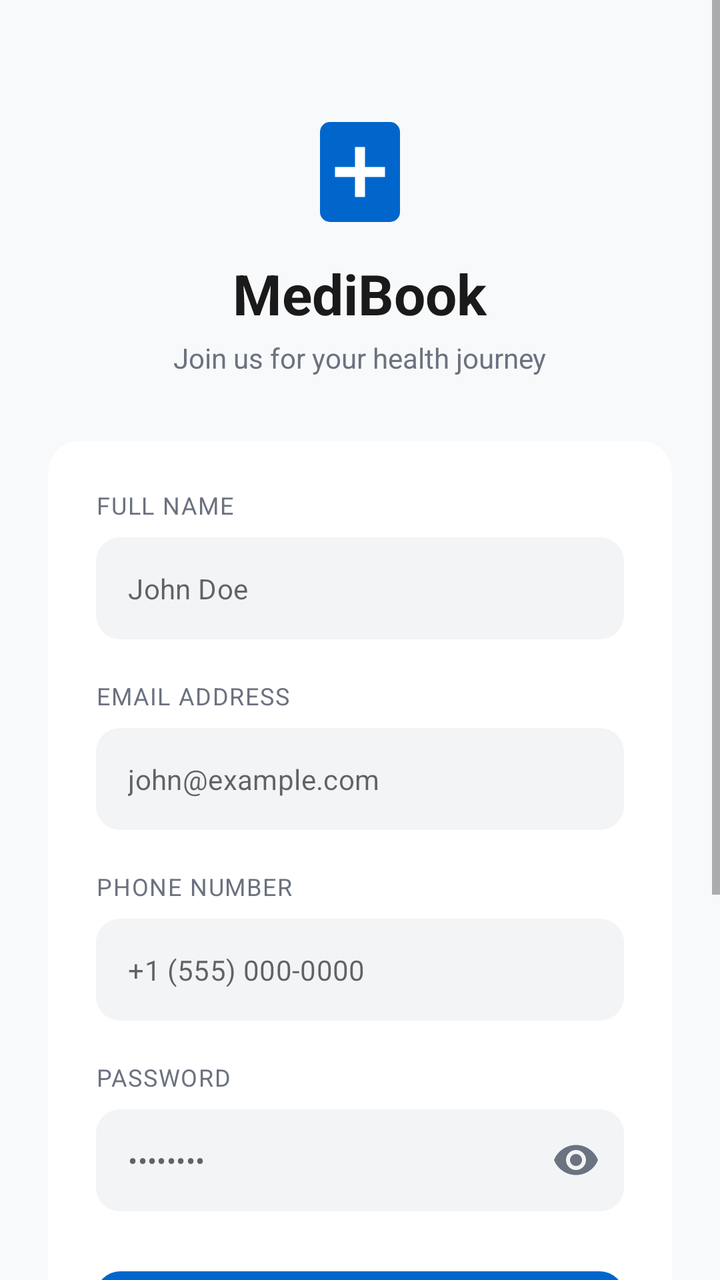
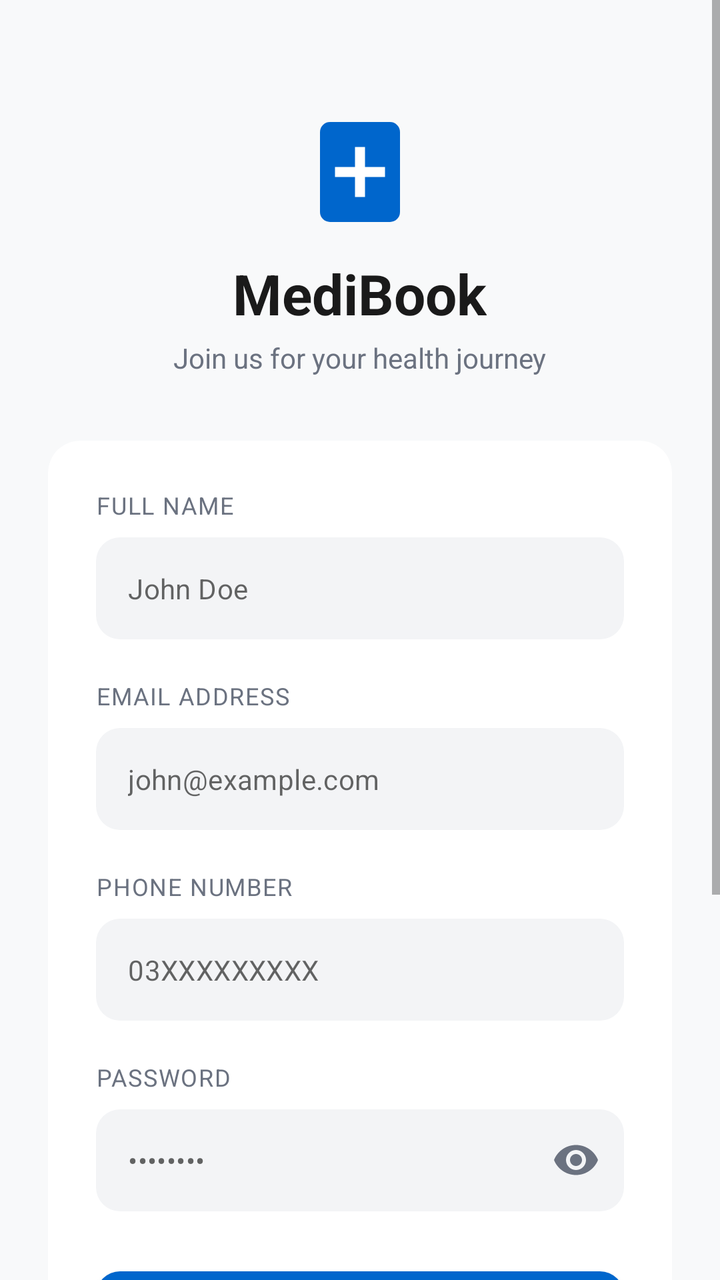

The first picture is an Android layout as it rendered before a commit; the second is the same layout after the commit. The layout source and the unified diff follow.
<!-- AndroidManifest.xml: application theme Theme.MediBook -->
<!-- res/layout/activity_signup.xml -->
<?xml version="1.0" encoding="utf-8"?>
<ScrollView xmlns:android="http://schemas.android.com/apk/res/android"
    xmlns:app="http://schemas.android.com/apk/res-auto"
    android:layout_width="match_parent"
    android:layout_height="match_parent"
    android:background="#F8F9FA"
    android:fillViewport="true">

    <LinearLayout
        android:layout_width="match_parent"
        android:layout_height="wrap_content"
        android:orientation="vertical"
        android:gravity="center"
        android:padding="24dp">

        
        <LinearLayout
            android:layout_width="wrap_content"
            android:layout_height="wrap_content"
            android:orientation="vertical"
            android:gravity="center"
            android:layout_marginBottom="32dp"
            android:layout_marginTop="32dp">

            <ImageView
                android:layout_width="60dp"
                android:layout_height="60dp"
                android:src="@drawable/ic_medical_kit"
                android:scaleType="centerInside"
                android:contentDescription="MediBook Logo" />

            <TextView
                android:layout_width="wrap_content"
                android:layout_height="wrap_content"
                android:text="MediBook"
                android:textSize="28sp"
                android:textStyle="bold"
                android:textColor="#1A1A1A"
                android:layout_marginTop="12dp" />

            <TextView
                android:layout_width="wrap_content"
                android:layout_height="wrap_content"
                android:text="Join us for your health journey"
                android:textSize="14sp"
                android:textColor="#6B7280"
                android:layout_marginTop="4dp" />
        </LinearLayout>

        
        <androidx.cardview.widget.CardView
            android:layout_width="match_parent"
            android:layout_height="wrap_content"
            app:cardCornerRadius="16dp"
            app:cardElevation="0dp"
            app:cardBackgroundColor="#FFFFFF">

            <LinearLayout
                android:layout_width="match_parent"
                android:layout_height="wrap_content"
                android:orientation="vertical"
                android:padding="24dp">

                
                <TextView
                    android:layout_width="match_parent"
                    android:layout_height="wrap_content"
                    android:text="FULL NAME"
                    android:textSize="12sp"
                    android:textColor="#6B7280"
                    android:letterSpacing="0.05"
                    android:layout_marginBottom="8dp" />

                <com.google.android.material.textfield.TextInputLayout
                    android:layout_width="match_parent"
                    android:layout_height="wrap_content"
                    android:layout_marginBottom="20dp"
                    style="@style/Widget.MaterialComponents.TextInputLayout.FilledBox"
                    app:boxCornerRadiusTopStart="12dp"
                    app:boxCornerRadiusTopEnd="12dp"
                    app:boxCornerRadiusBottomStart="12dp"
                    app:boxCornerRadiusBottomEnd="12dp"
                    app:boxBackgroundColor="#F3F4F6"
                    app:boxStrokeWidth="0dp"
                    app:boxStrokeWidthFocused="0dp"
                    app:hintEnabled="false">

                    <com.google.android.material.textfield.TextInputEditText
                        android:id="@+id/nameEditText"
                        android:layout_width="match_parent"
                        android:layout_height="wrap_content"
                        android:hint="John Doe"
                        android:inputType="textPersonName"
                        android:textSize="14sp"
                        android:paddingTop="16dp"
                        android:paddingBottom="16dp" />
                </com.google.android.material.textfield.TextInputLayout>

                
                <TextView
                    android:layout_width="match_parent"
                    android:layout_height="wrap_content"
                    android:text="EMAIL ADDRESS"
                    android:textSize="12sp"
                    android:textColor="#6B7280"
                    android:letterSpacing="0.05"
                    android:layout_marginBottom="8dp" />

                <com.google.android.material.textfield.TextInputLayout
                    android:layout_width="match_parent"
                    android:layout_height="wrap_content"
                    android:layout_marginBottom="20dp"
                    style="@style/Widget.MaterialComponents.TextInputLayout.FilledBox"
                    app:boxCornerRadiusTopStart="12dp"
                    app:boxCornerRadiusTopEnd="12dp"
                    app:boxCornerRadiusBottomStart="12dp"
                    app:boxCornerRadiusBottomEnd="12dp"
                    app:boxBackgroundColor="#F3F4F6"
                    app:boxStrokeWidth="0dp"
                    app:boxStrokeWidthFocused="0dp"
                    app:hintEnabled="false">

                    <com.google.android.material.textfield.TextInputEditText
                        android:id="@+id/emailEditText"
                        android:layout_width="match_parent"
                        android:layout_height="wrap_content"
                        android:hint="john@example.com"
                        android:inputType="textEmailAddress"
                        android:textSize="14sp"
                        android:paddingTop="16dp"
                        android:paddingBottom="16dp" />
                </com.google.android.material.textfield.TextInputLayout>

                
                <TextView
                    android:layout_width="match_parent"
                    android:layout_height="wrap_content"
                    android:text="PHONE NUMBER"
                    android:textSize="12sp"
                    android:textColor="#6B7280"
                    android:letterSpacing="0.05"
                    android:layout_marginBottom="8dp" />

                <com.google.android.material.textfield.TextInputLayout
                    android:layout_width="match_parent"
                    android:layout_height="wrap_content"
                    android:layout_marginBottom="20dp"
                    style="@style/Widget.MaterialComponents.TextInputLayout.FilledBox"
                    app:boxCornerRadiusTopStart="12dp"
                    app:boxCornerRadiusTopEnd="12dp"
                    app:boxCornerRadiusBottomStart="12dp"
                    app:boxCornerRadiusBottomEnd="12dp"
                    app:boxBackgroundColor="#F3F4F6"
                    app:boxStrokeWidth="0dp"
                    app:boxStrokeWidthFocused="0dp"
                    app:hintEnabled="false">

                    <com.google.android.material.textfield.TextInputEditText
                        android:id="@+id/phoneEditText"
                        android:layout_width="match_parent"
                        android:layout_height="wrap_content"
                        android:hint="+1 (555) 000-0000"
                        android:inputType="phone"
                        android:textSize="14sp"
                        android:paddingTop="16dp"
                        android:paddingBottom="16dp" />
                </com.google.android.material.textfield.TextInputLayout>

                
                <TextView
                    android:layout_width="match_parent"
                    android:layout_height="wrap_content"
                    android:text="PASSWORD"
                    android:textSize="12sp"
                    android:textColor="#6B7280"
                    android:letterSpacing="0.05"
                    android:layout_marginBottom="8dp" />

                <com.google.android.material.textfield.TextInputLayout
                    android:layout_width="match_parent"
                    android:layout_height="wrap_content"
                    android:layout_marginBottom="24dp"
                    style="@style/Widget.MaterialComponents.TextInputLayout.FilledBox"
                    app:boxCornerRadiusTopStart="12dp"
                    app:boxCornerRadiusTopEnd="12dp"
                    app:boxCornerRadiusBottomStart="12dp"
                    app:boxCornerRadiusBottomEnd="12dp"
                    app:boxBackgroundColor="#F3F4F6"
                    app:boxStrokeWidth="0dp"
                    app:boxStrokeWidthFocused="0dp"
                    app:hintEnabled="false"
                    app:passwordToggleEnabled="true"
                    app:passwordToggleTint="#6B7280">

                    <com.google.android.material.textfield.TextInputEditText
                        android:id="@+id/passwordEditText"
                        android:layout_width="match_parent"
                        android:layout_height="wrap_content"
                        android:hint="••••••••"
                        android:inputType="textPassword"
                        android:textSize="14sp"
                        android:paddingTop="16dp"
                        android:paddingBottom="16dp" />
                </com.google.android.material.textfield.TextInputLayout>

                
                <com.google.android.material.button.MaterialButton
                    android:id="@+id/signupButton"
                    android:layout_width="match_parent"
                    android:layout_height="56dp"
                    android:text="Create Account"
                    android:textSize="16sp"
                    android:textStyle="bold"
                    android:textColor="#FFFFFF"
                    app:backgroundTint="#0066CC"
                    app:cornerRadius="12dp"
                    app:elevation="0dp"
                    android:layout_marginBottom="20dp" />

                
                <LinearLayout
                    android:layout_width="match_parent"
                    android:layout_height="wrap_content"
                    android:orientation="horizontal"
                    android:gravity="center_vertical"
                    android:layout_marginBottom="20dp">

                    <View
                        android:layout_width="0dp"
                        android:layout_height="1dp"
                        android:layout_weight="1"
                        android:background="#E5E7EB" />

                    <TextView
                        android:layout_width="wrap_content"
                        android:layout_height="wrap_content"
                        android:text="OR CONTINUE WITH"
                        android:textSize="11sp"
                        android:textColor="#6B7280"
                        android:letterSpacing="0.08"
                        android:layout_marginStart="12dp"
                        android:layout_marginEnd="12dp" />

                    <View
                        android:layout_width="0dp"
                        android:layout_height="1dp"
                        android:layout_weight="1"
                        android:background="#E5E7EB" />
                </LinearLayout>

                
                <LinearLayout
                    android:layout_width="match_parent"
                    android:layout_height="wrap_content"
                    android:orientation="horizontal"
                    android:layout_marginBottom="8dp">

                    <com.google.android.material.button.MaterialButton
                        android:id="@+id/btnGoogleSignIn"
                        android:layout_width="0dp"
                        android:layout_height="52dp"
                        android:layout_weight="1"
                        android:layout_marginEnd="8dp"
                        android:text="Google"
                        android:textColor="#1A1A1A"
                        android:textSize="14sp"
                        style="@style/Widget.MaterialComponents.Button.OutlinedButton"
                        app:cornerRadius="12dp"
                        app:strokeColor="#E5E7EB"
                        app:strokeWidth="1dp"
                        app:icon="@drawable/ic_google"
                        app:iconTint="@null"
                        app:iconSize="18dp"
                        app:iconPadding="6dp"
                        app:iconGravity="textStart" />

                    <com.google.android.material.button.MaterialButton
                        android:id="@+id/btnAppleSignIn"
                        android:layout_width="0dp"
                        android:layout_height="52dp"
                        android:layout_weight="1"
                        android:layout_marginStart="8dp"
                        android:text="Apple"
                        android:textColor="#1A1A1A"
                        android:textSize="14sp"
                        style="@style/Widget.MaterialComponents.Button.OutlinedButton"
                        app:cornerRadius="12dp"
                        app:strokeColor="#E5E7EB"
                        app:strokeWidth="1dp"
                        app:icon="@drawable/ic_apple"
                        app:iconTint="@null"
                        app:iconSize="18dp"
                        app:iconPadding="6dp"
                        app:iconGravity="textStart" />
                </LinearLayout>

            </LinearLayout>
        </androidx.cardview.widget.CardView>

        
        <LinearLayout
            android:layout_width="wrap_content"
            android:layout_height="wrap_content"
            android:orientation="horizontal"
            android:layout_marginTop="24dp"
            android:layout_marginBottom="24dp">

            <TextView
                android:layout_width="wrap_content"
                android:layout_height="wrap_content"
                android:text="Already have an account? "
                android:textSize="14sp"
                android:textColor="#6B7280" />

            <TextView
                android:id="@+id/loginRedirect"
                android:layout_width="wrap_content"
                android:layout_height="wrap_content"
                android:text="Sign In"
                android:textSize="14sp"
                android:textColor="#0066CC"
                android:textStyle="bold" />
        </LinearLayout>

        
        <ProgressBar
            android:id="@+id/progressBar"
            android:layout_width="wrap_content"
            android:layout_height="wrap_content"
            android:visibility="gone"
            android:indeterminateTint="#0066CC" />

    </LinearLayout>
</ScrollView>
<!-- resources referenced by this layout -->
<resources>
  <!-- drawable ic_apple (drawable) -->
  <vector xmlns:android="http://schemas.android.com/apk/res/android"
      android:width="24dp"
      android:height="24dp"
      android:viewportWidth="24"
      android:viewportHeight="24">
      <path
          android:fillColor="#000000"
          android:pathData="M18.71,19.5c-0.93,1.37 -1.9,2.73 -3.41,2.76 -1.49,0.03 -1.97,-0.89 -3.68,-0.89 -1.71,0 -2.24,0.86 -3.65,0.92 -1.46,0.06 -2.58,-1.48 -3.52,-2.84 -1.92,-2.77 -3.39,-7.83 -1.41,-11.26 0.98,-1.7 2.73,-2.78 4.63,-2.81 1.45,-0.03 2.82,0.98 3.68,0.98 0.86,0 2.48,-1.21 4.19,-1.03 0.71,0.03 2.71,0.29 4,2.17 -0.1,0.06 -2.39,1.4 -2.36,4.17 0.03,3.33 2.92,4.44 2.95,4.46 -0.02,0.07 -0.46,1.58 -1.52,3.14zM13,3.5c0.78,-0.94 1.3,-2.25 1.16,-3.56 -1.12,0.05 -2.48,0.75 -3.29,1.69 -0.72,0.83 -1.35,2.16 -1.18,3.44 1.26,0.1 2.54,-0.63 3.31,-1.57z"/>
  </vector>
  <!-- drawable ic_google (drawable) -->
  <vector xmlns:android="http://schemas.android.com/apk/res/android"
      android:width="24dp"
      android:height="24dp"
      android:viewportWidth="24"
      android:viewportHeight="24">
      <path
          android:fillColor="#4285F4"
          android:pathData="M22.56,12.25c0,-0.78 -0.07,-1.53 -0.2,-2.25H12v4.26h5.92c-0.26,1.37 -1.04,2.53 -2.21,3.31v2.77h3.57c2.08,-1.92 3.28,-4.74 3.28,-8.09z"/>
      <path
          android:fillColor="#34A853"
          android:pathData="M12,23c2.97,0 5.46,-0.98 7.28,-2.66l-3.57,-2.77c-0.98,0.66 -2.23,1.06 -3.71,1.06 -2.86,0 -5.29,-1.93 -6.16,-4.53H2.18v2.84C3.99,20.53 7.7,23 12,23z"/>
      <path
          android:fillColor="#FBBC05"
          android:pathData="M5.84,14.09c-0.22,-0.66 -0.35,-1.36 -0.35,-2.09s0.13,-1.43 0.35,-2.09V7.07H2.18C1.43,8.55 1,10.22 1,12s0.43,3.45 1.18,4.93l2.85,-2.22 0.81,-0.62z"/>
      <path
          android:fillColor="#EA4335"
          android:pathData="M12,5.38c1.62,0 3.06,0.56 4.21,1.64l3.15,-3.15C17.45,2.09 14.97,1 12,1 7.7,1 3.99,3.47 2.18,7.07l3.66,2.84c0.87,-2.6 3.3,-4.53 6.16,-4.53z"/>
  </vector>
  <!-- drawable ic_medical_kit (drawable) -->
  <vector xmlns:android="http://schemas.android.com/apk/res/android"
      android:width="120dp"
      android:height="120dp"
      android:viewportWidth="24"
      android:viewportHeight="24">
      
      
      <path
          android:fillColor="#0066CC"
          android:pathData="M6,2L18,2A2,2 0,0 1,20 4L20,20A2,2 0,0 1,18 22L6,22A2,2 0,0 1,4 20L4,4A2,2 0,0 1,6 2z"/>
      
      
      <path
          android:fillColor="#FFFFFF"
          android:pathData="M11,7h2v4h4v2h-4v4h-2v-4H7v-2h4z"/>
      
      
      <path
          android:fillColor="#0066CC"
          android:pathData="M9,2h6v2h-6z"/>
  </vector>
  <style name="Theme.MediBook" parent="Theme.MaterialComponents.Light.NoActionBar">
          
          <item name="colorPrimary">@color/primary_blue</item>
          <item name="colorPrimaryVariant">@color/primary_dark</item>
          <item name="colorOnPrimary">@color/white</item>
          
          
          <item name="colorSecondary">@color/teal_200</item>
          <item name="colorSecondaryVariant">@color/teal_700</item>
          <item name="colorOnSecondary">@color/black</item>
          
          
          <item name="android:statusBarColor">@color/primary_dark</item>
          <item name="android:windowLightStatusBar" tools:targetApi="m">true</item>
          
          
          <item name="android:windowBackground">@color/background_light</item>
          <item name="colorSurface">@color/surface</item>
          <item name="colorOnSurface">@color/text_dark</item>
      </style>
  <color name="primary_blue">#0066CC</color>
  <color name="primary_dark">#004C99</color>
  <color name="white">#FFFFFFFF</color>
  <color name="teal_200">#FF03DAC5</color>
  <color name="teal_700">#FF018786</color>
  <color name="black">#FF000000</color>
  <color name="background_light">#F8F9FA</color>
  <color name="surface">#FFFFFF</color>
  <color name="text_dark">#1A1A1A</color>
</resources>

<!-- the commit's change to res/layout/activity_signup.xml (unified diff, before → after) -->
@@ -72,6 +72,7 @@
                     android:layout_marginBottom="8dp" />
 
                 <com.google.android.material.textfield.TextInputLayout
+                    android:id="@+id/nameLayout"
                     android:layout_width="match_parent"
                     android:layout_height="wrap_content"
                     android:layout_marginBottom="20dp"
@@ -107,6 +108,7 @@
                     android:layout_marginBottom="8dp" />
 
                 <com.google.android.material.textfield.TextInputLayout
+                    android:id="@+id/emailLayout"
                     android:layout_width="match_parent"
                     android:layout_height="wrap_content"
                     android:layout_marginBottom="20dp"
@@ -142,6 +144,7 @@
                     android:layout_marginBottom="8dp" />
 
                 <com.google.android.material.textfield.TextInputLayout
+                    android:id="@+id/phoneLayout"
                     android:layout_width="match_parent"
                     android:layout_height="wrap_content"
                     android:layout_marginBottom="20dp"
@@ -159,8 +162,9 @@
                         android:id="@+id/phoneEditText"
                         android:layout_width="match_parent"
                         android:layout_height="wrap_content"
-                        android:hint="+1 (555) 000-0000"
+                        android:hint="03XXXXXXXXX"
                         android:inputType="phone"
+                        android:maxLength="11"
                         android:textSize="14sp"
                         android:paddingTop="16dp"
                         android:paddingBottom="16dp" />
@@ -177,6 +181,7 @@
                     android:layout_marginBottom="8dp" />
 
                 <com.google.android.material.textfield.TextInputLayout
+                    android:id="@+id/passwordLayout"
                     android:layout_width="match_parent"
                     android:layout_height="wrap_content"
                     android:layout_marginBottom="24dp"
@@ -249,50 +254,23 @@
                 </LinearLayout>
 
                 
-                <LinearLayout
-                    android:layout_width="match_parent"
-                    android:layout_height="wrap_content"
-                    android:orientation="horizontal"
-                    android:layout_marginBottom="8dp">
-
-                    <com.google.android.material.button.MaterialButton
-                        android:id="@+id/btnGoogleSignIn"
-                        android:layout_width="0dp"
-                        android:layout_height="52dp"
-                        android:layout_weight="1"
-                        android:layout_marginEnd="8dp"
-                        android:text="Google"
-                        android:textColor="#1A1A1A"
-                        android:textSize="14sp"
-                        style="@style/Widget.MaterialComponents.Button.OutlinedButton"
-                        app:cornerRadius="12dp"
-                        app:strokeColor="#E5E7EB"
-                        app:strokeWidth="1dp"
-                        app:icon="@drawable/ic_google"
-                        app:iconTint="@null"
-                        app:iconSize="18dp"
-                        app:iconPadding="6dp"
-                        app:iconGravity="textStart" />
-
-                    <com.google.android.material.button.MaterialButton
-                        android:id="@+id/btnAppleSignIn"
-                        android:layout_width="0dp"
-                        android:layout_height="52dp"
-                        android:layout_weight="1"
-                        android:layout_marginStart="8dp"
-                        android:text="Apple"
-                        android:textColor="#1A1A1A"
-                        android:textSize="14sp"
-                        style="@style/Widget.MaterialComponents.Button.OutlinedButton"
-                        app:cornerRadius="12dp"
-                        app:strokeColor="#E5E7EB"
-                        app:strokeWidth="1dp"
-                        app:icon="@drawable/ic_apple"
-                        app:iconTint="@null"
-                        app:iconSize="18dp"
-                        app:iconPadding="6dp"
-                        app:iconGravity="textStart" />
-                </LinearLayout>
+                <com.google.android.material.button.MaterialButton
+                    android:id="@+id/btnGoogleSignIn"
+                    android:layout_width="match_parent"
+                    android:layout_height="52dp"
+                    android:layout_marginBottom="8dp"
+                    android:text="Continue with Google"
+                    android:textColor="#1A1A1A"
+                    android:textSize="14sp"
+                    style="@style/Widget.MaterialComponents.Button.OutlinedButton"
+                    app:cornerRadius="12dp"
+                    app:strokeColor="#E5E7EB"
+                    app:strokeWidth="1dp"
+                    app:icon="@drawable/ic_google"
+                    app:iconTint="@null"
+                    app:iconSize="18dp"
+                    app:iconPadding="6dp"
+                    app:iconGravity="textStart" />
 
             </LinearLayout>
         </androidx.cardview.widget.CardView>
<!-- resource entries referenced after the edit -->
@@ -1,15 +1,5 @@
 <!-- resources referenced by this layout -->
 <resources>
-  <!-- drawable ic_apple (drawable) -->
-  <vector xmlns:android="http://schemas.android.com/apk/res/android"
-      android:width="24dp"
-      android:height="24dp"
-      android:viewportWidth="24"
-      android:viewportHeight="24">
-      <path
-          android:fillColor="#000000"
-          android:pathData="M18.71,19.5c-0.93,1.37 -1.9,2.73 -3.41,2.76 -1.49,0.03 -1.97,-0.89 -3.68,-0.89 -1.71,0 -2.24,0.86 -3.65,0.92 -1.46,0.06 -2.58,-1.48 -3.52,-2.84 -1.92,-2.77 -3.39,-7.83 -1.41,-11.26 0.98,-1.7 2.73,-2.78 4.63,-2.81 1.45,-0.03 2.82,0.98 3.68,0.98 0.86,0 2.48,-1.21 4.19,-1.03 0.71,0.03 2.71,0.29 4,2.17 -0.1,0.06 -2.39,1.4 -2.36,4.17 0.03,3.33 2.92,4.44 2.95,4.46 -0.02,0.07 -0.46,1.58 -1.52,3.14zM13,3.5c0.78,-0.94 1.3,-2.25 1.16,-3.56 -1.12,0.05 -2.48,0.75 -3.29,1.69 -0.72,0.83 -1.35,2.16 -1.18,3.44 1.26,0.1 2.54,-0.63 3.31,-1.57z"/>
-  </vector>
   <!-- drawable ic_google (drawable) -->
   <vector xmlns:android="http://schemas.android.com/apk/res/android"
       android:width="24dp"
